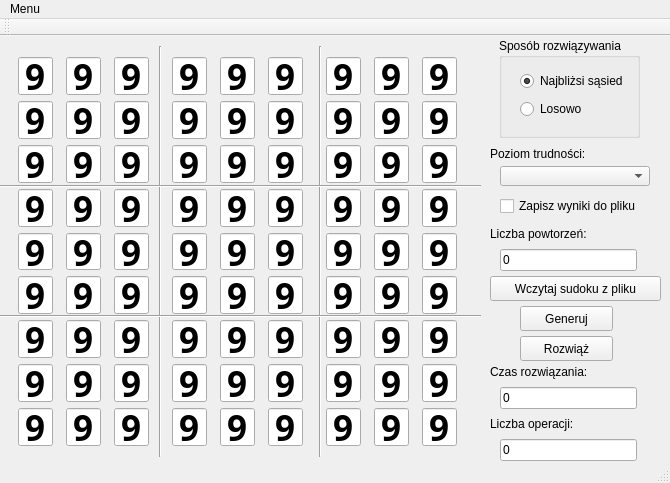
Before: the Qt Designer form GUI/sudokugui.ui in Insekt0/lubie_placki, drawn with Qt 5.
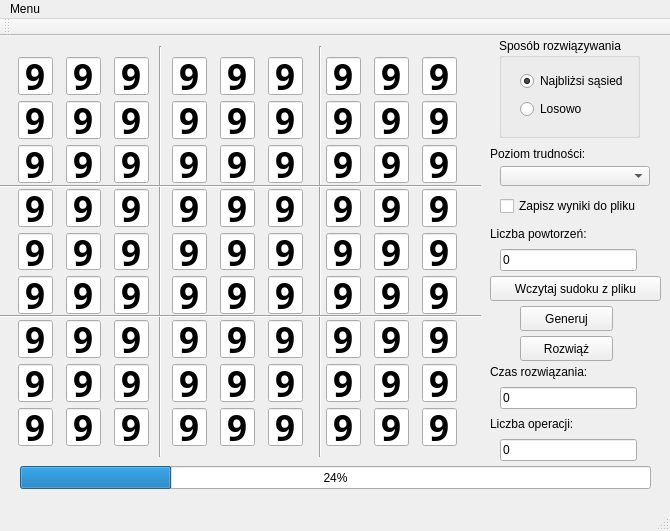
After: the same form once the commit is applied.

The edit to the form file:
```diff
--- a/GUI/sudokugui.ui
+++ b/GUI/sudokugui.ui
@@ -7,7 +7,7 @@
     <x>0</x>
     <y>0</y>
     <width>670</width>
-    <height>483</height>
+    <height>531</height>
    </rect>
   </property>
   <property name="sizePolicy">
@@ -19,13 +19,13 @@
   <property name="minimumSize">
    <size>
     <width>670</width>
-    <height>460</height>
+    <height>531</height>
    </size>
   </property>
   <property name="maximumSize">
    <size>
     <width>670</width>
-    <height>483</height>
+    <height>531</height>
    </size>
   </property>
   <property name="windowTitle">
@@ -41,13 +41,13 @@
    <property name="minimumSize">
     <size>
      <width>670</width>
-     <height>425</height>
+     <height>480</height>
     </size>
    </property>
    <property name="maximumSize">
     <size>
      <width>670</width>
-     <height>425</height>
+     <height>480</height>
     </size>
    </property>
    <widget class="QPushButton" name="generateButton">
@@ -4341,6 +4341,19 @@
      <string>Wczytaj sudoku z pliku</string>
     </property>
    </widget>
+   <widget class="QProgressBar" name="progressBar">
+    <property name="geometry">
+     <rect>
+      <x>20</x>
+      <y>430</y>
+      <width>631</width>
+      <height>23</height>
+     </rect>
+    </property>
+    <property name="value">
+     <number>24</number>
+    </property>
+   </widget>
   </widget>
   <widget class="QMenuBar" name="menuBar">
    <property name="geometry">
```
Left out of the diff: 2 changed lines with no effect on the pictures.
